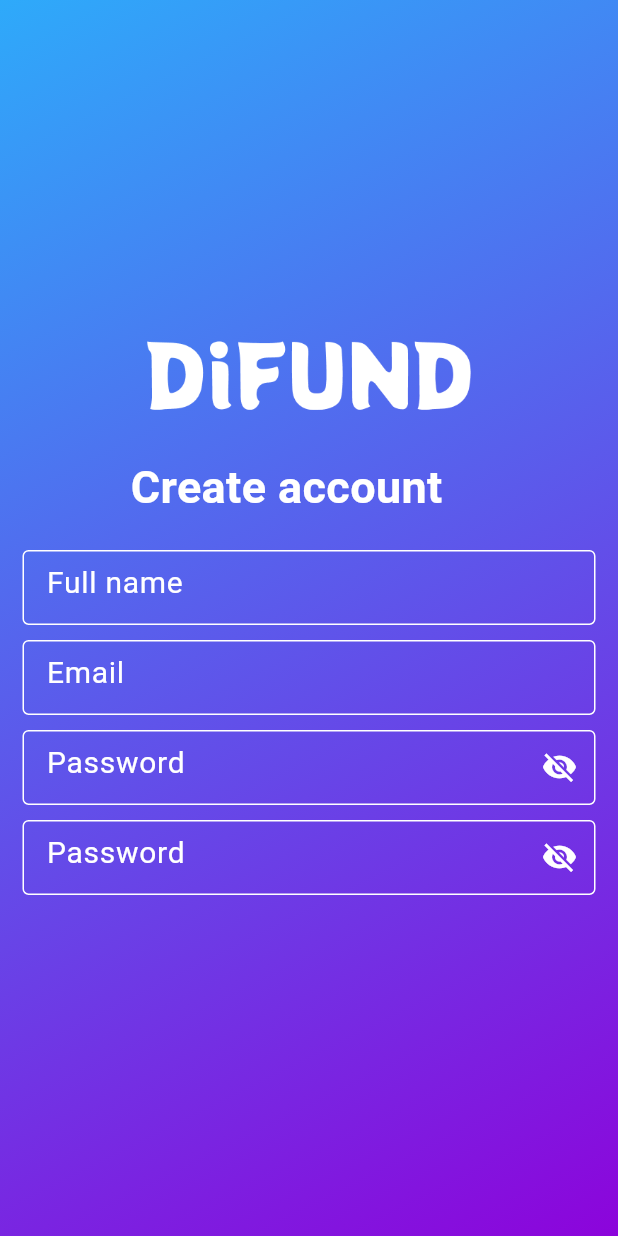
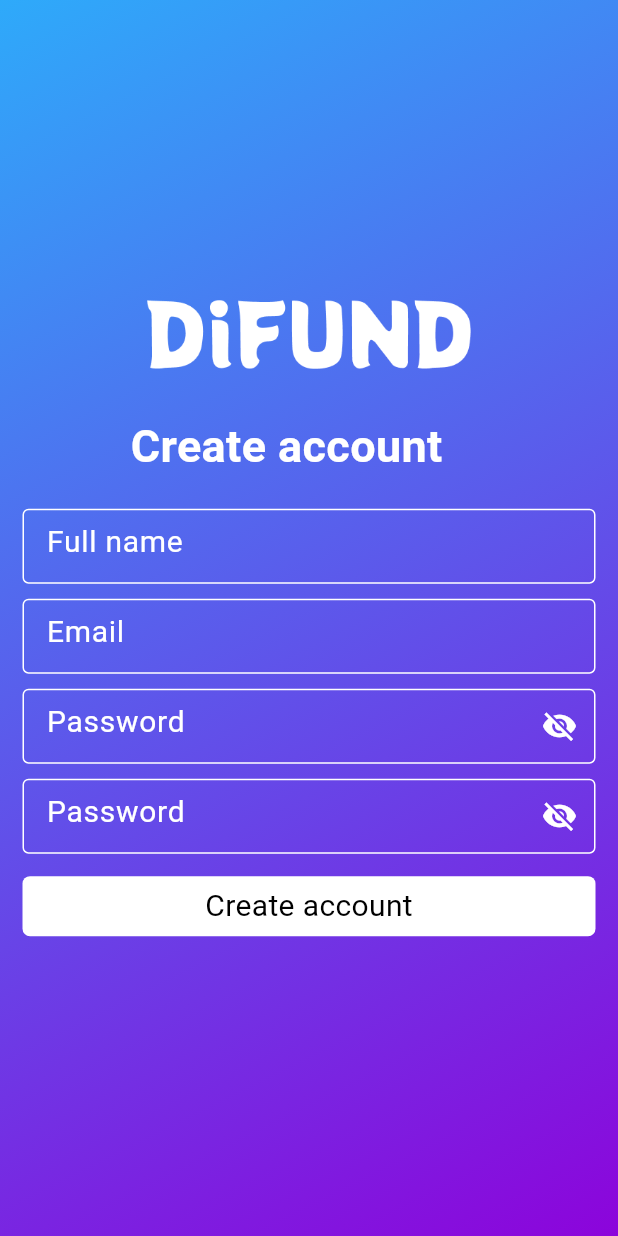
Before and after one commit to dhrisyapn/difund, a Flutter app: the SignUp screen opened directly, on a phone screen of 412 x 824 dp. Run offline on Flutter 3.47's test engine with Material 3 defaults, Android fonts, the phone set to English and light mode, and no system bars.

Commit message:
added button

```diff
--- a/lib/signup.dart
+++ b/lib/signup.dart
@@ -1,3 +1,4 @@
+import 'package:difund/home.dart';
 import 'package:flutter/material.dart';
 
 class SignUp extends StatefulWidget {
@@ -126,6 +127,32 @@ class _SignUpState extends State<SignUp> {
                                  ),
             ),
           ),
+          Padding(
+             padding: const EdgeInsets.only(left: 15,right: 15,top: 15),
+             child: Container(
+                    width: double.infinity,
+                    height: 40,
+                    decoration: BoxDecoration(
+                      borderRadius: BorderRadius.circular(5),
+                      color: Colors.white
+                    ),
+                    child: GestureDetector(
+                      onTap: () {
+                     Navigator.pushReplacement(context, MaterialPageRoute(builder: (context)=>HomePage()));
+                  },
+                      child: Center(
+                        child: Text(
+                          "Create account",
+                          style: TextStyle(
+                            fontSize: 20,
+                            fontWeight: FontWeight.w400,
+                            color: Colors.black
+                          ),),
+                      ),
+                    ),
+
+                   ),
+           ),
             ],
           ),
         ),
```
